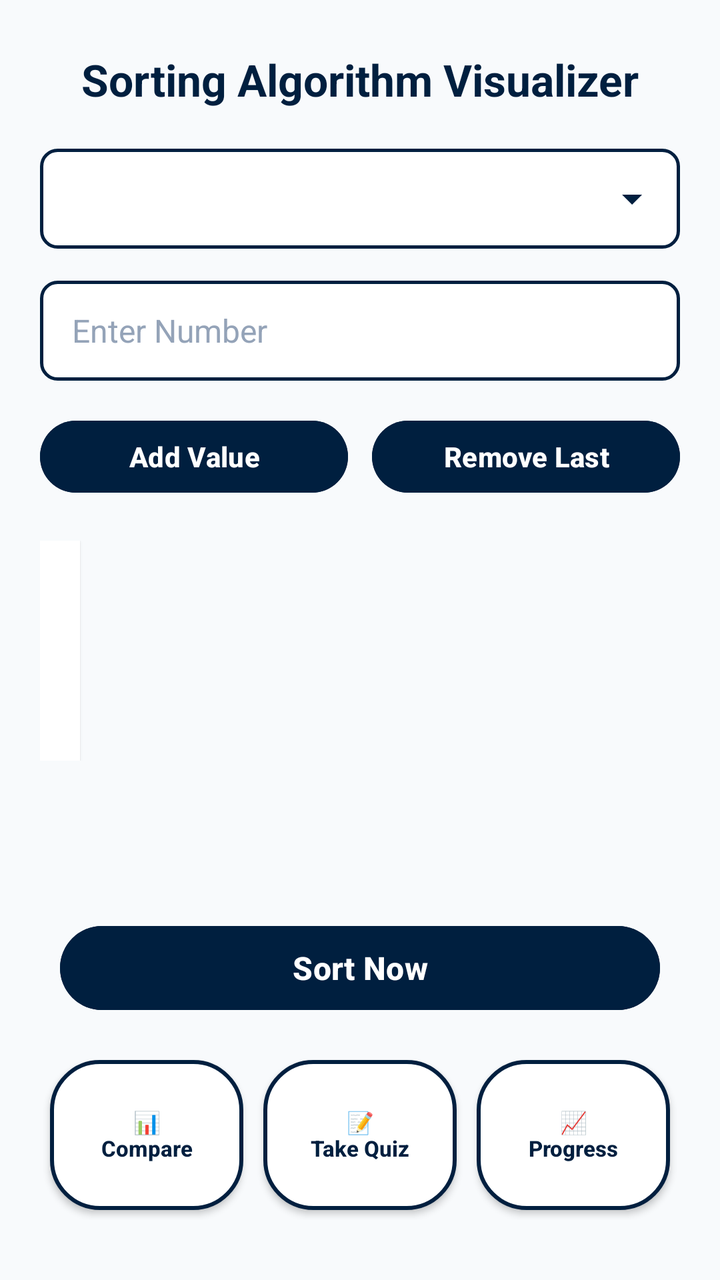
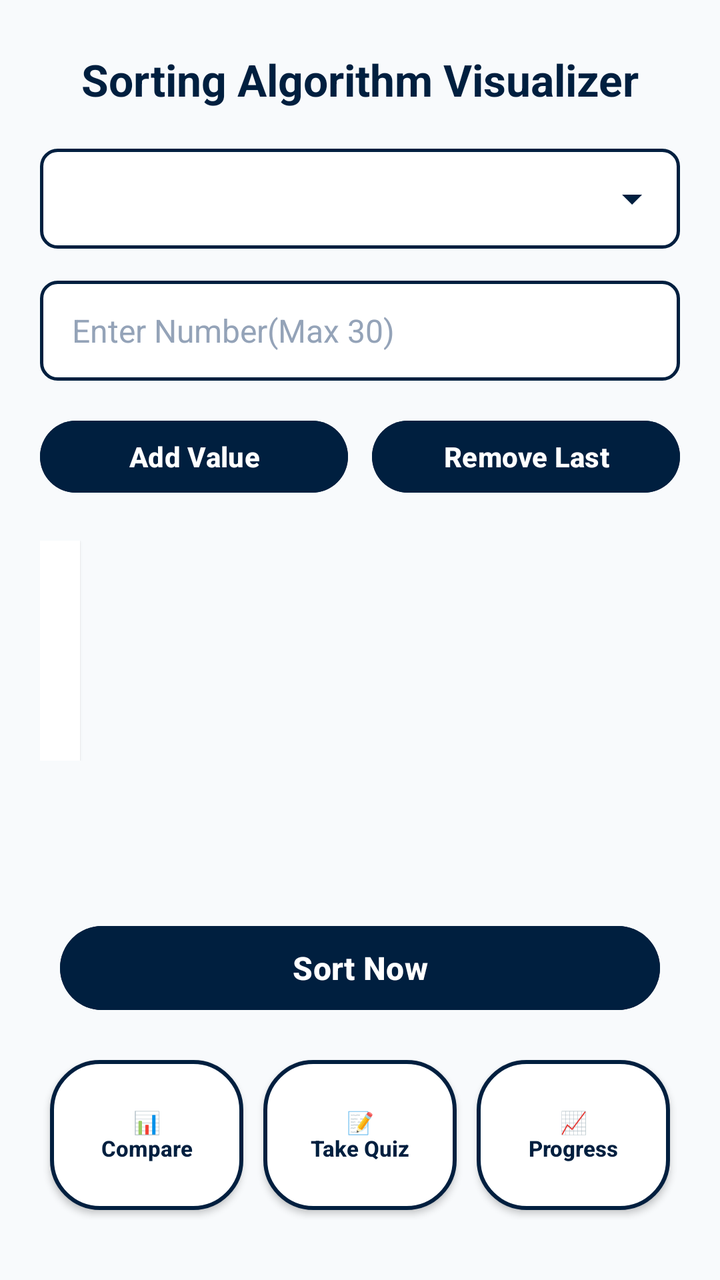

Before-and-after screenshots of an Android layout around one commit, followed by the original layout XML and the change that was made.
<!-- AndroidManifest.xml: application theme Theme.MeerabApp -->
<!-- res/layout/activity_main.xml -->
<?xml version="1.0" encoding="utf-8"?>
<ScrollView xmlns:android="http://schemas.android.com/apk/res/android"
    xmlns:tools="http://schemas.android.com/tools"
    android:layout_width="match_parent"
    android:layout_height="match_parent"
    android:background="#F8FAFC"
    android:fillViewport="true">

    <LinearLayout
        android:layout_width="match_parent"
        android:layout_height="wrap_content"
        android:orientation="vertical"
        android:padding="20dp"
        android:gravity="center_horizontal">

        <TextView
            android:layout_width="match_parent"
            android:layout_height="wrap_content"
            android:text="Sorting Algorithm Visualizer"
            android:textSize="22sp"
            android:textStyle="bold"
            android:textColor="#001F3F"
            android:gravity="center"
            android:layout_marginTop="5dp"
            android:layout_marginBottom="20dp" />

        <Spinner
            android:id="@+id/spinnerAlgorithm"
            android:layout_width="match_parent"
            android:layout_height="50dp"
            android:background="@drawable/spinner_background"
            android:paddingStart="16dp"
            android:paddingEnd="40dp"
            android:layout_marginBottom="16dp"
            android:spinnerMode="dropdown" />

        <EditText
            android:id="@+id/etInputNumber"
            android:layout_width="match_parent"
            android:layout_height="50dp"
            android:background="@drawable/edit_text_background"
            android:hint="Enter Number"
            android:textColorHint="#94A3B8"
            android:textColor="#001F3F"
            android:inputType="numberSigned"
            android:digits="0123456789+-"
            android:paddingStart="16dp"
            android:paddingEnd="16dp"
            android:textSize="16sp"
            android:layout_marginBottom="16dp" />
        <LinearLayout
            android:layout_width="match_parent"
            android:layout_height="wrap_content"
            android:orientation="horizontal"
            android:weightSum="2"
            android:layout_marginBottom="20dp">

            <Button
                android:id="@+id/btnValueAdd"
                android:layout_width="0dp"
                android:layout_height="44dp"
                android:layout_weight="1"
                android:text="Add Value"
                android:textAllCaps="false"
                android:textSize="14sp"
                android:textStyle="bold"
                android:backgroundTint="#001F3F"
                android:textColor="@android:color/white"
                android:layout_marginEnd="6dp" />

            <Button
                android:id="@+id/btnValueRemove"
                android:layout_width="0dp"
                android:layout_height="44dp"
                android:layout_weight="1"
                android:text="Remove Last"
                android:textAllCaps="false"
                android:textSize="14sp"
                android:textStyle="bold"
                android:backgroundTint="#001F3F"
                android:textColor="@android:color/white"
                android:layout_marginStart="6dp" />
        </LinearLayout>

        <HorizontalScrollView
            android:layout_width="match_parent"
            android:layout_height="110dp"
            android:scrollbars="none"
            android:layout_marginBottom="20dp">

            <LinearLayout
                android:id="@+id/layoutBarsWrapper"
                android:layout_width="wrap_content"
                android:layout_height="match_parent"
                android:background="@android:color/white"
                android:elevation="1dp"
                android:padding="10dp"
                android:gravity="center_vertical"
                android:orientation="horizontal" />
        </HorizontalScrollView>

        <View
            android:layout_width="match_parent"
            android:layout_height="0dp"
            android:layout_weight="1" />

        <Button
            android:id="@+id/btnSortNow"
            android:layout_width="match_parent"
            android:layout_height="50dp"
            android:text="Sort Now"
            android:textAllCaps="false"
            android:textSize="16sp"
            android:textStyle="bold"
            android:backgroundTint="#001F3F"
            android:textColor="@android:color/white"
            android:layout_marginStart="10dp"
            android:layout_marginEnd="10dp"
            android:layout_marginBottom="16dp" />

        <LinearLayout
            android:layout_width="match_parent"
            android:layout_height="wrap_content"
            android:orientation="horizontal"
            android:weightSum="3"
            android:layout_marginBottom="10dp">

            <androidx.appcompat.widget.AppCompatButton
                android:id="@+id/btnCompareScreen"
                android:layout_width="0dp"
                android:layout_height="75dp"
                android:layout_weight="1"
                android:text="📊\nCompare"
                android:textAllCaps="false"
                android:textSize="11sp"
                android:textStyle="bold"
                android:background="@drawable/button_background"
                android:textColor="#001F3F"
                android:layout_margin="5dp" />

            <androidx.appcompat.widget.AppCompatButton
                android:id="@+id/btnTakeQuiz"
                android:layout_width="0dp"
                android:layout_height="75dp"
                android:layout_weight="1"
                android:text="📝\nTake Quiz"
                android:textAllCaps="false"
                android:textSize="11sp"
                android:textStyle="bold"
                android:background="@drawable/button_background"
                android:textColor="#001F3F"
                android:layout_margin="5dp" />

            <androidx.appcompat.widget.AppCompatButton
                android:id="@+id/btnViewProgress"
                android:layout_width="0dp"
                android:layout_height="75dp"
                android:layout_weight="1"
                android:text="📈\nProgress"
                android:textAllCaps="false"
                android:textSize="11sp"
                android:textStyle="bold"
                android:background="@drawable/button_background"
                android:textColor="#001F3F"
                android:layout_margin="5dp" />

        </LinearLayout>

    </LinearLayout>
</ScrollView>
<!-- resources referenced by this layout -->
<resources>
  <!-- drawable button_background (drawable) -->
  <?xml version="1.0" encoding="utf-8"?>
  <shape xmlns:android="http://schemas.android.com/apk/res/android">
      <solid android:color="#FFFFFF" />
  
      <stroke
          android:width="2dp"
          android:color="#001F3F" />
  
      <corners android:radius="24dp" />
  </shape>
  <!-- drawable edit_text_background (drawable) -->
  <?xml version="1.0" encoding="utf-8"?>
  <shape xmlns:android="http://schemas.android.com/apk/res/android"
      android:shape="rectangle">
      <solid android:color="#FFFFFF"/>
  
      <stroke android:width="1.5dp" android:color="#001F3F"/>
  
      <corners android:radius="8dp"/>
  </shape>
  <!-- drawable spinner_background (drawable) -->
  <?xml version="1.0" encoding="utf-8"?>
  <layer-list xmlns:android="http://schemas.android.com/apk/res/android">
      <item>
          <shape android:shape="rectangle">
              <solid android:color="#FFFFFF" />
              <stroke android:width="1.5dp" android:color="#001F3F" />
              <corners android:radius="8dp" />
          </shape>
      </item>
      <item android:gravity="end|center_vertical" android:right="12dp">
          <vector android:width="24dp" android:height="24dp" android:viewportWidth="24" android:viewportHeight="24">
              <path android:fillColor="#001F3F" android:pathData="M7,10l5,5 5,-5H7z"/>
          </vector>
      </item>
  </layer-list>
  <style name="Theme.MeerabApp" parent="Theme.Material3.DayNight.NoActionBar">
          <item name="colorPrimary">#001F3F</item>
          <item name="android:statusBarColor">#001F3F</item>
      </style>
</resources>

<!-- the commit's change to res/layout/activity_main.xml (unified diff, before → after) -->
@@ -39,7 +39,7 @@
             android:layout_width="match_parent"
             android:layout_height="50dp"
             android:background="@drawable/edit_text_background"
-            android:hint="Enter Number"
+            android:hint="Enter Number(Max 30)"
             android:textColorHint="#94A3B8"
             android:textColor="#001F3F"
             android:inputType="numberSigned"
